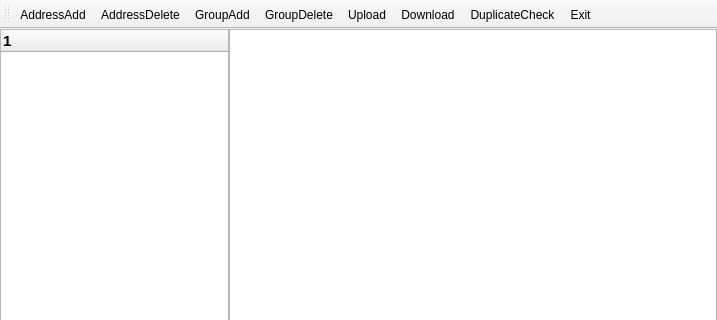
LeeChiWon/AddressManagement, file mainwindow.ui: the form before one commit; both pictures show x 0 to 717 and y 0 to 320 of the 717 by 551 pixel window.
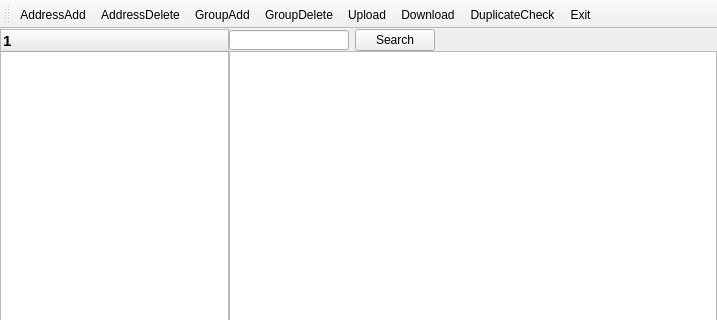
The form after the commit. Icons and pictures are not drawn.

Patch:
```diff
--- a/mainwindow.ui
+++ b/mainwindow.ui
@@ -18,7 +18,7 @@
     <normaloff>:/img/addressmanagement.png</normaloff>:/img/addressmanagement.png</iconset>
   </property>
   <widget class="QWidget" name="centralWidget">
-   <layout class="QGridLayout" name="gridLayout" columnstretch="1,2">
+   <layout class="QGridLayout" name="gridLayout" columnstretch="1,0">
     <property name="leftMargin">
      <number>0</number>
     </property>
@@ -34,7 +34,54 @@
     <property name="spacing">
      <number>0</number>
     </property>
-    <item row="0" column="0">
+    <item row="1" column="1">
+     <widget class="QTableWidget" name="tableWidget"/>
+    </item>
+    <item row="0" column="1">
+     <layout class="QGridLayout" name="gridLayout_3">
+      <item row="0" column="0">
+       <widget class="QLineEdit" name="lineEdit_Search">
+        <property name="minimumSize">
+         <size>
+          <width>120</width>
+          <height>20</height>
+         </size>
+        </property>
+        <property name="maximumSize">
+         <size>
+          <width>120</width>
+          <height>20</height>
+         </size>
+        </property>
+       </widget>
+      </item>
+      <item row="0" column="2">
+       <spacer name="horizontalSpacer">
+        <property name="orientation">
+         <enum>Qt::Horizontal</enum>
+        </property>
+        <property name="sizeHint" stdset="0">
+         <size>
+          <width>40</width>
+          <height>20</height>
+         </size>
+        </property>
+       </spacer>
+      </item>
+      <item row="0" column="1">
+       <widget class="QPushButton" name="pushButton_Search">
+        <property name="text">
+         <string>Search</string>
+        </property>
+        <property name="icon">
+         <iconset resource="addressmanagement.qrc">
+          <normaloff>:/img/search.png</normaloff>:/img/search.png</iconset>
+        </property>
+       </widget>
+      </item>
+     </layout>
+    </item>
+    <item row="0" column="0" rowspan="2">
      <widget class="QTreeWidget" name="treeWidget">
       <property name="minimumSize">
        <size>
@@ -62,9 +109,6 @@
       </column>
      </widget>
     </item>
-    <item row="0" column="1">
-     <widget class="QTableWidget" name="tableWidget"/>
-    </item>
    </layout>
   </widget>
   <widget class="QToolBar" name="mainToolBar">
```
